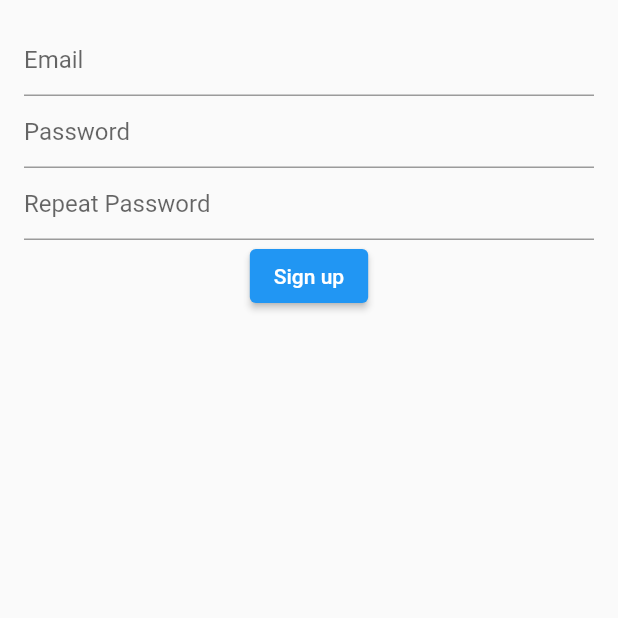
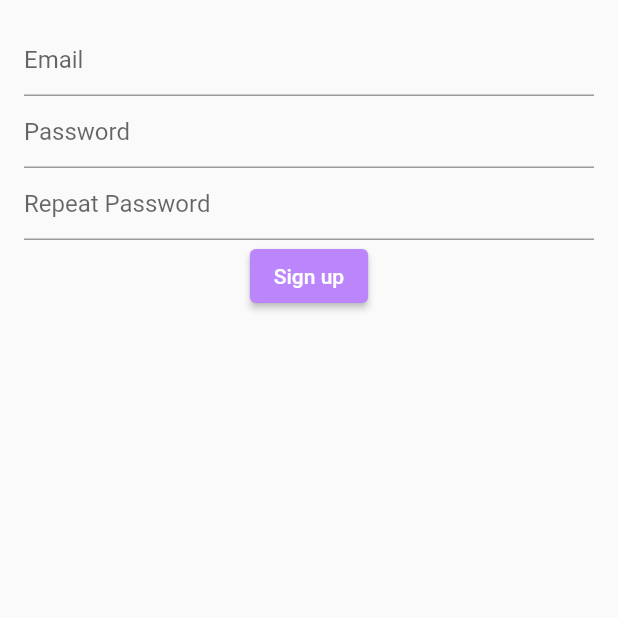
Before and after one commit to TheWhispererFox/NotoApp, a Flutter app: the RegisterPage screen opened directly, on a phone screen of 412 x 824 dp, the top half of it. Run offline on Flutter 3.47's test engine with Material 2 defaults, Android fonts, the phone set to English and light mode, and no system bars; our stand-ins replace auto_route, built_collection, built_value, cloud_firestore, connectivity_plus, firebase_core and 5 more; missing offline and left inert: masonry_grid; accounts and stored records are empty; generated files the repository leaves out were written again; project files that could hold a hidden picture were left out.

Commit message:
some theming

```diff
--- a/lib/app/themes.dart
+++ b/lib/app/themes.dart
@@ -1,22 +1,50 @@
 import 'package:flutter/material.dart';
 import 'package:noto_app/ui/components/round_underline_tab_indicator.dart';
 
+const _primaryColor = Color(0xFFbb86fc);
+const _secondaryColor = Color(0xFF03dac5);
+
 final dark = ThemeData.dark().copyWith(
+  scaffoldBackgroundColor: Colors.grey.shade900,
+  colorScheme: const ColorScheme.dark(
+    primary: _primaryColor,
+    secondary: _secondaryColor,
+    secondaryVariant: Color(0xFF3700b3),
+  ),
   splashFactory: NoSplash.splashFactory,
-  cardColor: const Color(0xFF262635),
-  backgroundColor: const Color(0xff6f70c2),
+  cardColor: const Color(0xFF1e1e1e),
+  backgroundColor: const Color(0xFF282828),
   tabBarTheme: const TabBarTheme(
-    unselectedLabelColor: Color(0xFF868591),
-    labelColor: Color(0xFFf3c060),
+    labelColor: _primaryColor,
     indicator: RoundUnderlineTabIndicator(
-      borderSide: BorderSide(color: Color(0xFFF3C060), width: 5),
+      borderSide: BorderSide(color: _primaryColor, width: 5),
     ),
     indicatorSize: TabBarIndicatorSize.label,
     labelStyle: TextStyle(fontFamily: 'Roboto'),
     unselectedLabelStyle: TextStyle(fontFamily: 'Roboto'),
   ),
+  floatingActionButtonTheme: const FloatingActionButtonThemeData(
+    backgroundColor: _primaryColor,
+  ),
 );
 
 final light = ThemeData.light().copyWith(
   splashFactory: NoSplash.splashFactory,
+  colorScheme: const ColorScheme.light(
+    primary: _primaryColor,
+    secondary: _secondaryColor,
+    secondaryVariant: Color(0xFF3700b3),
+  ),
+  tabBarTheme: const TabBarTheme(
+    labelColor: _primaryColor,
+    indicator: RoundUnderlineTabIndicator(
+      borderSide: BorderSide(color: _primaryColor, width: 5),
+    ),
+    indicatorSize: TabBarIndicatorSize.label,
+    labelStyle: TextStyle(fontFamily: 'Roboto'),
+    unselectedLabelStyle: TextStyle(fontFamily: 'Roboto'),
+  ),
+  floatingActionButtonTheme: const FloatingActionButtonThemeData(
+    backgroundColor: _primaryColor,
+  ),
 );
--- a/lib/ui/components/note_card.dart
+++ b/lib/ui/components/note_card.dart
@@ -3,7 +3,6 @@ import 'package:flutter/material.dart';
 import 'package:intl/intl.dart';
 import 'package:noto_app/app/material_auto_router.gr.dart';
 import 'package:noto_app/data/models/note.dart';
-import 'package:noto_app/ui/constants.dart';
 
 class NoteCard extends StatelessWidget {
   const NoteCard({
@@ -21,10 +20,9 @@ class NoteCard extends StatelessWidget {
         AutoRouter.of(context).push(CreateNotePageRoute(note: note));
       },
       child: Card(
-        shape: RoundedRectangleBorder(borderRadius: BorderRadius.circular(20)),
-        elevation: 0,
+        shape: RoundedRectangleBorder(borderRadius: BorderRadius.circular(10)),
         child: Container(
-          padding: defaultPadding,
+          padding: const EdgeInsets.all(24),
           child: Column(
             mainAxisSize: MainAxisSize.min,
             children: [
```
